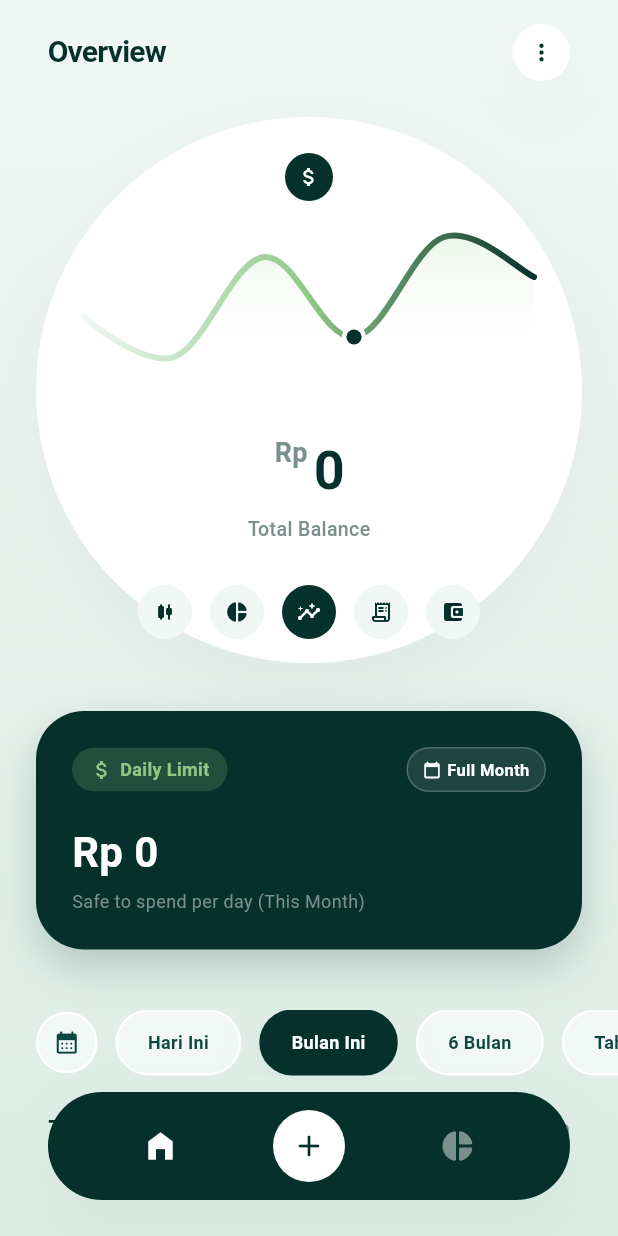
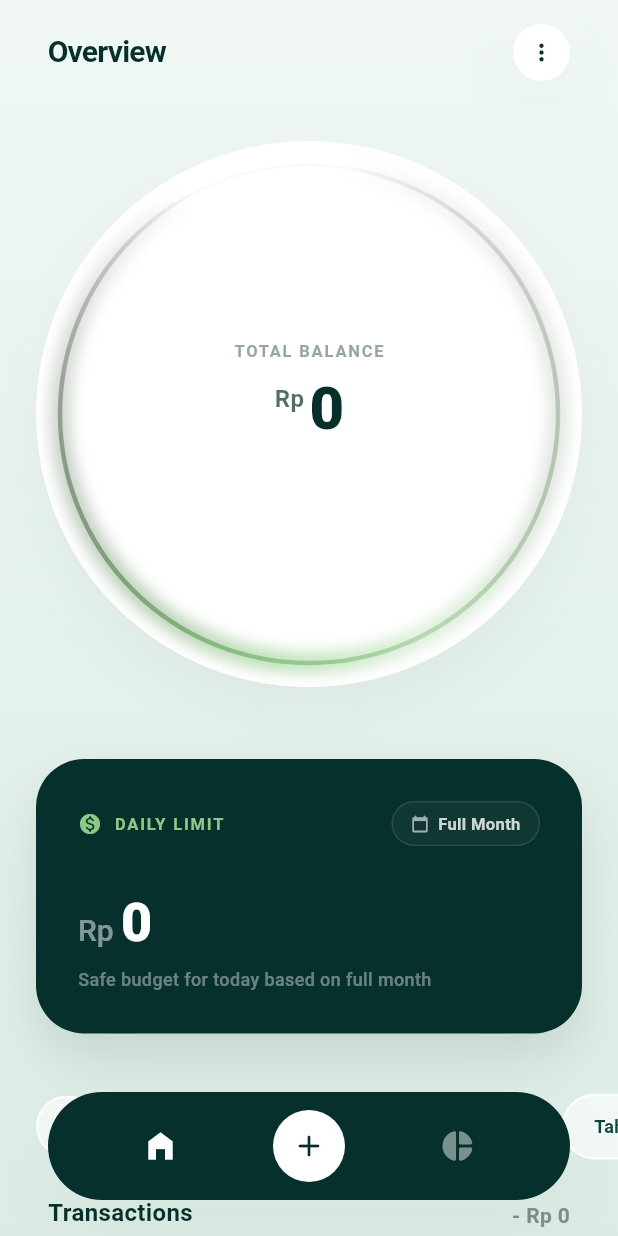
Before and after one commit to Rheza-FA/money_manager, a Flutter app: the screen it shows after launch, after a tap on "Full Month", on a phone screen of 412 x 824 dp. Run offline on Flutter 3.47's test engine with Material 3 defaults, Android fonts, the phone set to English and light mode, and no system bars; drawn by our look-alikes of fl_chart; our stand-ins replace flutter_riverpod, isar; accounts and stored records are empty; generated files the repository leaves out were written again; Roboto replaces fonts that are missing (Montserrat).

Commit message:
feat: refining ui, cleaning code

```diff
--- a/lib/widgets/balance_overview_circle.dart
+++ b/lib/widgets/balance_overview_circle.dart
@@ -1,161 +1,266 @@
+import 'dart:math' as math;
 import 'package:flutter/material.dart';
-import 'package:fl_chart/fl_chart.dart';
+import 'package:flutter/services.dart';
 import 'package:intl/intl.dart';
 import '../theme/app_colors.dart';
 
-class BalanceOverviewCircle extends StatelessWidget {
+class BalanceOverviewCircle extends StatefulWidget {
   final double balance;
 
   const BalanceOverviewCircle({super.key, required this.balance});
 
   @override
+  State<BalanceOverviewCircle> createState() => _BalanceOverviewCircleState();
+}
+
+class _BalanceOverviewCircleState extends State<BalanceOverviewCircle> with TickerProviderStateMixin {
+  late final AnimationController _spinController;
+  late final AnimationController _scaleController;
+  late final Animation<double> _scaleAnimation;
+  bool _isObscured = false;
+
+  @override
+  void initState() {
+    super.initState();
+
+    _spinController = AnimationController(
+      vsync: this,
+      duration: const Duration(seconds: 12),
+    )..repeat();
+
+    _scaleController = AnimationController(
+      vsync: this,
+      duration: const Duration(milliseconds: 150),
+      lowerBound: 0.0,
+      upperBound: 1.0,
+    );
+
+    _scaleAnimation = Tween<double>(begin: 1.0, end: 0.94).animate(
+      CurvedAnimation(
+        parent: _scaleController,
+        curve: Curves.easeOutCirc,
+        reverseCurve: Curves.easeIn,
+      ),
+    );
+  }
+
+  @override
+  void dispose() {
+    _spinController.dispose();
+    _scaleController.dispose();
+    super.dispose();
+  }
+
+  void _onTapDown(TapDownDetails details) {
+    HapticFeedback.selectionClick();
+    _scaleController.forward();
+  }
+
+  void _onTapUp(TapUpDetails details) {
+    HapticFeedback.lightImpact();
+    _scaleController.reverse();
+    setState(() {
+      _isObscured = !_isObscured;
+    });
+  }
+
+  void _onTapCancel() {
+    _scaleController.reverse();
+  }
+
+  @override
   Widget build(BuildContext context) {
-    final formatNumber = NumberFormat.currency(locale: 'id_ID', symbol: '', decimalDigits: 0);
+    final formatNumber = NumberFormat.currency(
+      locale: 'id_ID',
+      symbol: '',
+      decimalDigits: 0,
+    );
 
     return Container(
-      margin: const EdgeInsets.symmetric(horizontal: 24),
-      // Memaksa aspek rasio 1:1 agar tercipta lingkaran sempurna
+      margin: const EdgeInsets.symmetric(horizontal: 24, vertical: 16),
       child: AspectRatio(
         aspectRatio: 1,
-        child: Container(
-          decoration: BoxDecoration(
-            color: AppColors.white,
-            shape: BoxShape.circle,
-            boxShadow: AppColors.softShadow,
-          ),
-          child: Stack(
-            alignment: Alignment.center,
-            children: [
-              // --- Bagian Atas: Aksen Badge Bulat ---
-              Positioned(
-                top: 24,
-                child: Container(
-                  padding: const EdgeInsets.all(8),
-                  decoration: const BoxDecoration(
-                    color: AppColors.primaryDark,
+        child: GestureDetector(
+          onTapDown: _onTapDown,
+          onTapUp: _onTapUp,
+          onTapCancel: _onTapCancel,
+          behavior: HitTestBehavior.opaque,
+          child: ScaleTransition(
+            scale: _scaleAnimation,
+            child: Stack(
+              children: [
+                // 1. Lapangan Belakang: Container Putih Solid & Bayangan
+                Container(
+                  decoration: BoxDecoration(
                     shape: BoxShape.circle,
+                    color: AppColors.white,
+                    boxShadow: [
+                      BoxShadow(
+                        color: AppColors.primaryDark.withOpacity(0.04),
+                        blurRadius: 30,
+                        spreadRadius: 0,
+                        offset: const Offset(0, 16),
+                      ),
+                    ],
                   ),
-                  child: const Icon(Icons.attach_money, color: AppColors.white, size: 16),
                 ),
-              ),
 
-              // --- Bagian Tengah: Grafik Gradient ---
-              Positioned(
-                top: 80,
-                left: 32,
-                right: 32,
-                height: 80,
-                child: LineChart(
-                  LineChartData(
-                    gridData: const FlGridData(show: false),
-                    titlesData: const FlTitlesData(show: false),
-                    borderData: FlBorderData(show: false),
-                    lineBarsData: [
-                      LineChartBarData(
-                        spots: const [
-                          FlSpot(0, 2), FlSpot(1, 1), FlSpot(2, 3.5),
-                          FlSpot(3, 1.5), FlSpot(4, 4), FlSpot(5, 3),
+                // 2. Lapisan Tengah: CustomPaint untuk Cincin Aura (Sekarang di atas container putih)
+                Positioned.fill(
+                  child: AnimatedBuilder(
+                    animation: _spinController,
+                    builder: (context, child) {
+                      return CustomPaint(
+                        painter: _AuraRingPainter(
+                          rotation: _spinController.value * 2 * math.pi,
+                        ),
+                      );
+                    },
+                  ),
+                ),
+
+                // 3. Lapisan Depan: Konten Teks & Informasi Balance
+                Center(
+                  child: Column(
+                    mainAxisAlignment: MainAxisAlignment.center,
+                    children: [
+                      Text(
+                        "TOTAL BALANCE",
+                        style: TextStyle(
+                          fontSize: 11,
+                          fontWeight: FontWeight.w600,
+                          color: AppColors.greyText.withOpacity(0.8),
+                          letterSpacing: 1.2,
+                        ),
+                      ),
+                      const SizedBox(height: 8),
+                      Row(
+                        mainAxisAlignment: MainAxisAlignment.center,
+                        crossAxisAlignment: CrossAxisAlignment.start,
+                        children: [
+                          Padding(
+                            padding: const EdgeInsets.only(top: 4.0),
+                            child: Text(
+                              "Rp",
+                              style: TextStyle(
+                                fontSize: 16,
+                                fontWeight: FontWeight.w600,
+                                color: _isObscured
+                                    ? AppColors.greyText.withOpacity(0.5)
+                                    : AppColors.primaryDark.withOpacity(0.7),
+                              ),
+                            ),
+                          ),
+                          const SizedBox(width: 4),
+                          AnimatedSwitcher(
+                            duration: const Duration(milliseconds: 350),
+                            switchInCurve: Curves.easeOutBack,
+                            switchOutCurve: Curves.easeIn,
+                            transitionBuilder: (child, animation) {
+                              return FadeTransition(
+                                opacity: animation,
+                                child: SlideTransition(
+                                  position: Tween<Offset>(
+                                    begin: const Offset(0.0, 0.2),
+                                    end: Offset.zero,
+                                  ).animate(animation),
+                                  child: child,
+                                ),
+                              );
+                            },
+                            child: Text(
+                              _isObscured ? "•••••••" : formatNumber.format(widget.balance),
+                              key: ValueKey<bool>(_isObscured),
+                              style: TextStyle(
+                                fontSize: 40,
+                                fontWeight: FontWeight.w800,
+                                color: _isObscured ? AppColors.greyText : AppColors.primaryDark,
+                                height: 1.1,
+                                letterSpacing: -1.0,
+                              ),
+                            ),
+                          ),
                         ],
-                        isCurved: true,
-                        // Gradien garis grafik meniru referensi
-                        gradient: const LinearGradient(
-                          colors: [AppColors.backgroundTop, AppColors.accentGreen, AppColors.primaryDark],
-                        ),
-                        barWidth: 4,
-                        isStrokeCapRound: true,
-                        dotData: FlDotData(
-                          show: true,
-                          checkToShowDot: (spot, barData) => spot.x == 3, // Titik fokus
-                          getDotPainter: (spot, percent, barData, index) =>
-                            FlDotCirclePainter(radius: 5, color: AppColors.primaryDark, strokeWidth: 3, strokeColor: AppColors.white),
-                        ),
-                        belowBarData: BarAreaData(
-                          show: true,
-                          gradient: LinearGradient(
-                            begin: Alignment.topCenter,
-                            end: Alignment.bottomCenter,
-                            colors: [
-                              AppColors.accentGreen.withOpacity(0.2),
-                              AppColors.white.withOpacity(0.0),
-                            ],
-                          ),
+                      ),
+                      const SizedBox(height: 16),
+                      AnimatedOpacity(
+                        duration: const Duration(milliseconds: 300),
+                        opacity: _isObscured ? 1.0 : 0.0,
+                        child: Row(
+                          mainAxisSize: MainAxisSize.min,
+                          children: [
+                            Icon(
+                              Icons.visibility_off_rounded,
+                              size: 14,
+                              color: AppColors.accentGreen,
+                            ),
+                            const SizedBox(width: 6),
+                            Text(
+                              "Tap to reveal",
+                              style: TextStyle(
+                                fontSize: 11,
+                                fontWeight: FontWeight.w500,
+                                color: AppColors.greyText,
+                              ),
+                            ),
+                          ],
                         ),
                       ),
                     ],
                   ),
                 ),
-              ),
-
-              // --- Bagian Bawah Tengah: Tipografi Saldo ---
-              Positioned(
-                bottom: 80,
-                child: Column(
-                  children: [
-                    Row(
-                      crossAxisAlignment: CrossAxisAlignment.start,
-                      children: [
-                        const Text(
-                          "Rp ",
-                          style: TextStyle(fontSize: 18, fontWeight: FontWeight.w700, color: AppColors.greyText, height: 1.5),
-                        ),
-                        Text(
-                          formatNumber.format(balance),
-                          style: const TextStyle(
-                            fontSize: 36,
-                            fontWeight: FontWeight.w600, // Tidak terlalu tebal, lebih elegan
-                            color: AppColors.primaryDark,
-                            letterSpacing: -1.5,
-                          ),
-                        ),
-                      ],
-                    ),
-                    const SizedBox(height: 4),
-                    const Text(
-                      "Total Balance",
-                      style: TextStyle(fontSize: 13, fontWeight: FontWeight.w500, color: AppColors.greyText),
-                    ),
-                  ],
-                ),
-              ),
-
-              // --- Bagian Paling Bawah: Deretan Action Buttons melengkung ---
-              Positioned(
-                bottom: 16,
-                child: Row(
-                  mainAxisSize: MainAxisSize.min,
-                  children: [
-                    _buildSmallActionButton(Icons.candlestick_chart_rounded, isDark: false),
-                    const SizedBox(width: 12),
-                    _buildSmallActionButton(Icons.pie_chart_rounded, isDark: false),
-                    const SizedBox(width: 12),
-                    _buildSmallActionButton(Icons.insights_rounded, isDark: true), // Active state
-                    const SizedBox(width: 12),
-                    _buildSmallActionButton(Icons.receipt_long_rounded, isDark: false),
-                    const SizedBox(width: 12),
-                    _buildSmallActionButton(Icons.account_balance_wallet_rounded, isDark: false),
-                  ],
-                ),
-              )
-            ],
+              ],
+            ),
           ),
         ),
       ),
     );
   }
+}
 
-  // Komponen kecil untuk deretan tombol di bawah lingkaran
-  Widget _buildSmallActionButton(IconData icon, {required bool isDark}) {
-    return Container(
-      padding: const EdgeInsets.all(10),
-      decoration: BoxDecoration(
-        color: isDark ? AppColors.primaryDark : AppColors.backgroundTop,
-        shape: BoxShape.circle,
-      ),
-      child: Icon(
-        icon,
-        size: 16,
-        color: isDark ? AppColors.white : AppColors.primaryDark
-      ),
-    );
+class _AuraRingPainter extends CustomPainter {
+  final double rotation;
+  _AuraRingPainter({required this.rotation});
+
+  @override
+  void paint(Canvas canvas, Size size) {
+    final center = Offset(size.width / 2, size.height / 2);
+    final radius = size.width / 2;
+
+    final trackPaint = Paint()
+      ..color = AppColors.greyText.withOpacity(0.05)
+      ..style = PaintingStyle.stroke
+      ..strokeWidth = 1.5;
+    canvas.drawCircle(center, radius - 16, trackPaint);
+
+    final auraPaint = Paint()
+      ..style = PaintingStyle.stroke
+      ..strokeWidth = 3.0
+      ..strokeCap = StrokeCap.round
+      ..shader = SweepGradient(
+        colors: [
+          Colors.transparent,
+          AppColors.accentGreen.withOpacity(0.5),
+          AppColors.accentGreen,
+          Colors.transparent,
+        ],
+        stops: const [0.0, 0.4, 0.5, 0.9],
+        transform: GradientRotation(rotation),
+      ).createShader(Rect.fromCircle(center: center, radius: radius - 16));
+
+    final glowPaint = Paint()
+      ..style = PaintingStyle.stroke
+      ..strokeWidth = 8.0
+      ..strokeCap = StrokeCap.round
+      ..maskFilter = const MaskFilter.blur(BlurStyle.normal, 6.0)
+      ..shader = auraPaint.shader;
+
+    canvas.drawCircle(center, radius - 16, glowPaint);
+    canvas.drawCircle(center, radius - 16, auraPaint);
+  }
+
+  @override
+  bool shouldRepaint(covariant _AuraRingPainter oldDelegate) {
+    return oldDelegate.rotation != rotation;
   }
 }
--- a/lib/widgets/daily_limit_card.dart
+++ b/lib/widgets/daily_limit_card.dart
@@ -11,67 +11,131 @@ class DailyLimitCard extends ConsumerWidget {
 
   @override
   Widget build(BuildContext context, WidgetRef ref) {
-    final formatCurrency = NumberFormat.currency(locale: 'id_ID', symbol: 'Rp ', decimalDigits: 0);
+    // Hanya memformat angkanya, "Rp" ditangani oleh RichText agar lebih efisien
+    final formattedAmount = NumberFormat.currency(locale: 'id_ID', symbol: '', decimalDigits: 0).format(maxDaily);
 
-    // Membaca status setting saat ini secara real-time
-    final settingsAsync = ref.watch(appSettingsProvider);
-    final isBiWeekly = settingsAsync.value?.isBiWeeklyMode ?? false;
+    final isBiWeekly = ref.watch(appSettingsProvider).value?.isBiWeeklyMode ?? false;
 
     return Container(
       margin: const EdgeInsets.symmetric(horizontal: 24),
-      padding: const EdgeInsets.all(24),
+      padding: const EdgeInsets.all(28),
       decoration: BoxDecoration(
         color: AppColors.primaryDark,
         borderRadius: BorderRadius.circular(32),
         boxShadow: [
-          BoxShadow(color: AppColors.primaryDark.withOpacity(0.2), blurRadius: 24, offset: const Offset(0, 12)),
+          BoxShadow(
+            color: AppColors.primaryDark.withOpacity(0.12),
+            blurRadius: 30,
+            offset: const Offset(0, 16),
+          ),
         ],
       ),
       child: Column(
         crossAxisAlignment: CrossAxisAlignment.start,
         children: [
+          // --- HEADER: Label & Utility Action ---
           Row(
             mainAxisAlignment: MainAxisAlignment.spaceBetween,
+            crossAxisAlignment: CrossAxisAlignment.center,
             children: [
-              Container(
-                padding: const EdgeInsets.symmetric(horizontal: 12, vertical: 6),
-                decoration: BoxDecoration(color: AppColors.accentGreen.withOpacity(0.2), borderRadius: BorderRadius.circular(20)),
-                child: const Row(
-                  children: [
-                    Icon(Icons.attach_money, color: AppColors.accentGreen, size: 16),
-                    SizedBox(width: 4),
-                    Text("Daily Limit", style: TextStyle(color: AppColors.accentGreen, fontWeight: FontWeight.w600, fontSize: 12)),
-                  ],
-                ),
+              // Label Kiri
+              const Row(
+                mainAxisSize: MainAxisSize.min,
+                children: [
+                  Icon(Icons.monetization_on_rounded, color: AppColors.accentGreen, size: 16),
+                  SizedBox(width: 8),
+                  Text(
+                    "DAILY LIMIT",
+                    style: TextStyle(
+                      color: AppColors.accentGreen,
+                      fontWeight: FontWeight.w700,
+                      fontSize: 11,
+                      letterSpacing: 1.2,
+                    ),
+                  ),
+                ],
               ),
 
-              // Toggle Button Modern
+              // Toggle Kanan (Minimalist & Intentional)
               GestureDetector(
                 onTap: () => ref.read(databaseServiceProvider).toggleSpendingMode(!isBiWeekly),
+                behavior: HitTestBehavior.opaque, // Memastikan area sentuh akurat
                 child: Container(
-                  padding: const EdgeInsets.symmetric(horizontal: 10, vertical: 6),
+                  padding: const EdgeInsets.symmetric(horizontal: 12, vertical: 6),
                   decoration: BoxDecoration(
-                    color: AppColors.white.withOpacity(0.1),
-                    borderRadius: BorderRadius.circular(20),
-                    border: Border.all(color: AppColors.white.withOpacity(0.2)),
+                    color: AppColors.white.withOpacity(0.04),
+                    borderRadius: BorderRadius.circular(16),
+                    border: Border.all(
+                      color: AppColors.white.withOpacity(0.1),
+                      width: 1,
+                    ),
                   ),
                   child: Row(
+                    mainAxisSize: MainAxisSize.min,
                     children: [
-                      Icon(isBiWeekly ? Icons.rotate_right_rounded : Icons.calendar_today_rounded, color: AppColors.white, size: 12),
-                      const SizedBox(width: 4),
-                      Text(isBiWeekly ? "14-Days Cycle" : "Full Month", style: const TextStyle(color: AppColors.white, fontSize: 11, fontWeight: FontWeight.w600)),
+                      Icon(
+                        isBiWeekly ? Icons.view_week_rounded : Icons.calendar_today_rounded,
+                        color: AppColors.white.withOpacity(0.6),
+                        size: 12,
+                      ),
+                      const SizedBox(width: 6),
+                      Text(
+                        isBiWeekly ? "14 Days" : "Full Month",
+                        style: TextStyle(
+                          color: AppColors.white.withOpacity(0.8),
+                          fontSize: 11,
+                          fontWeight: FontWeight.w600,
+                        ),
+                      ),
                     ],
                   ),
                 ),
               ),
             ],
           ),
-          const SizedBox(height: 20),
-          Text(formatCurrency.format(maxDaily), style: const TextStyle(fontSize: 28, fontWeight: FontWeight.bold, color: AppColors.white)),
-          const SizedBox(height: 4),
+
+          const SizedBox(height: 32),
+
+          // --- BODY: Core Data (Optimized with RichText) ---
+          RichText(
+            text: TextSpan(
+              // Menyelaraskan teks berbeda ukuran ke garis bawah (baseline) secara native
+              style: const TextStyle(fontFamily: 'Montserrat'),
+              children: [
+                TextSpan(
+                  text: "Rp ",
+                  style: TextStyle(
+                    fontSize: 20,
+                    fontWeight: FontWeight.w500,
+                    color: AppColors.white.withOpacity(0.5),
+                  ),
+                ),
+                TextSpan(
+                  text: formattedAmount,
+                  style: const TextStyle(
+                    fontSize: 36,
+                    fontWeight: FontWeight.w800,
+                    color: AppColors.white,
+                    letterSpacing: -1.0,
+                    height: 1.1,
+                  ),
+                ),
+              ],
+            ),
+            maxLines: 1,
+            overflow: TextOverflow.ellipsis,
+          ),
+
+          const SizedBox(height: 8),
+
+          // --- FOOTER: Context ---
           Text(
-            isBiWeekly ? "Safe to spend per day (This Cycle)" : "Safe to spend per day (This Month)",
-            style: const TextStyle(fontSize: 12, color: AppColors.greyText)
+            isBiWeekly ? "Safe budget for today based on current cycle" : "Safe budget for today based on full month",
+            style: TextStyle(
+              fontSize: 12,
+              fontWeight: FontWeight.w500,
+              color: AppColors.white.withOpacity(0.4),
+            ),
           ),
         ],
       ),
```
